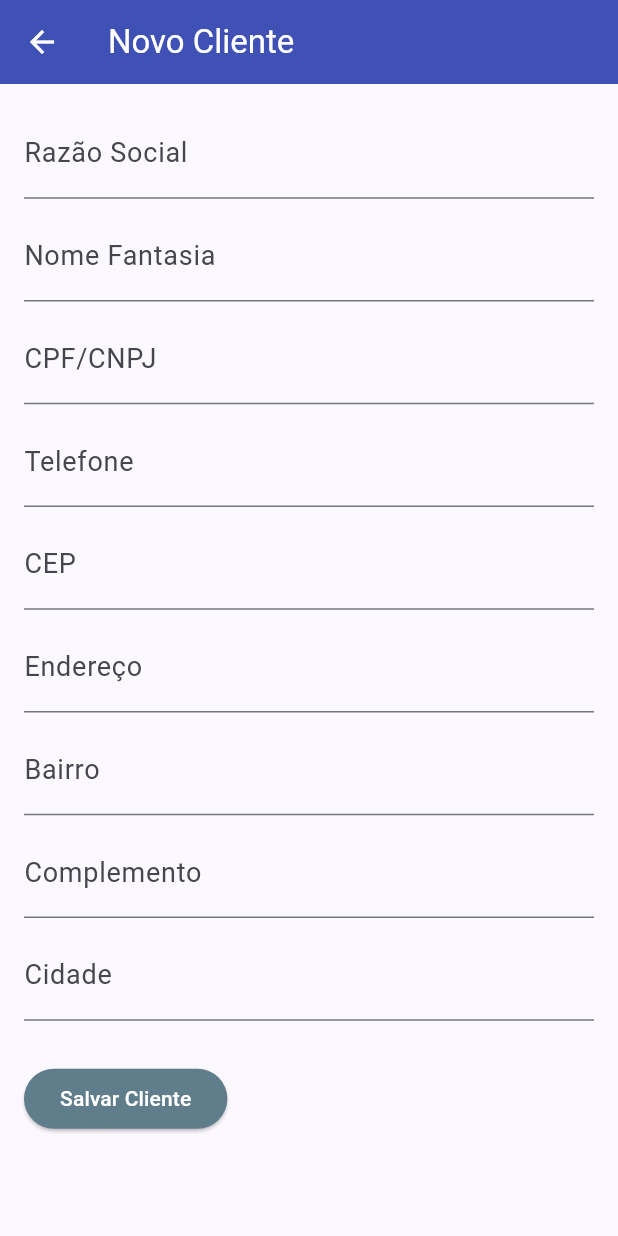
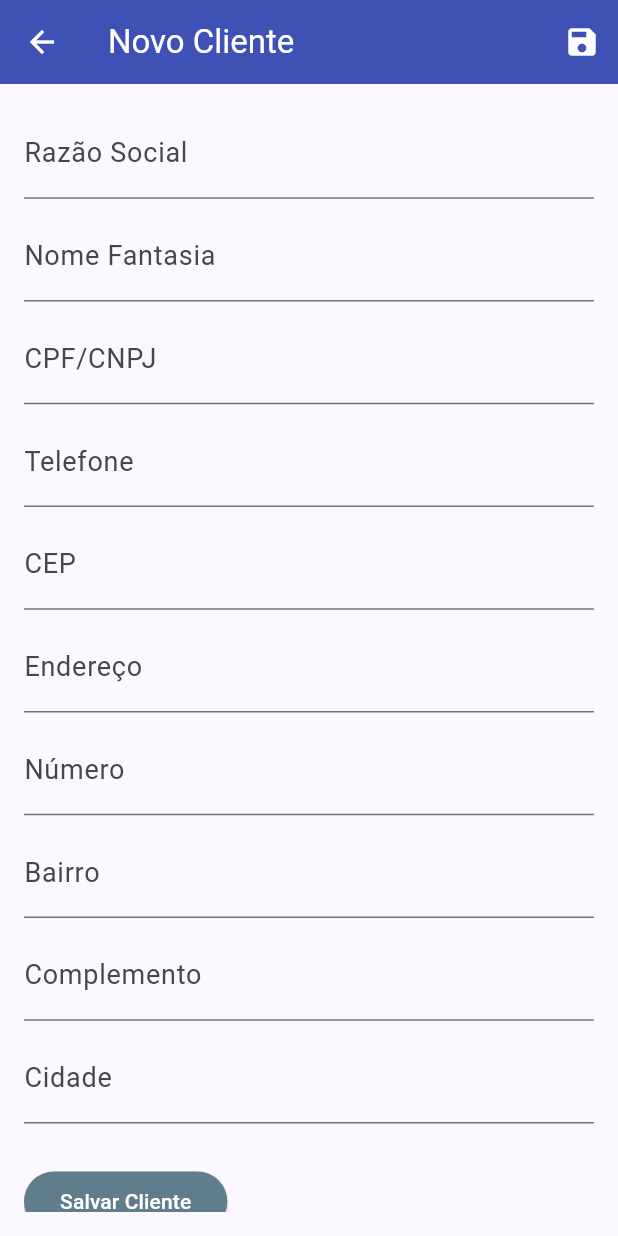
Before and after one commit to rtorms/App_Crm_Flutter, a Flutter app: the CadastroClienteScreen screen opened directly, on a phone screen of 412 x 824 dp. Run offline on Flutter 3.47's test engine with Material 3 defaults, Android fonts, the phone set to English and light mode, and no system bars; our stand-ins replace dio, flutter_multi_formatter, retrofit; generated files the repository leaves out were written again.

Commit message:
alterando url, tratamento erros

```diff
--- a/lib/route/config.dart
+++ b/lib/route/config.dart
@@ -1,3 +1,3 @@
 class config {
-  static const String urlBase = 'http://3.82.251.42:8080/CrmApiApp';
+  static const String urlBase = 'http://rtorms.com/CrmApiApp';
 }
--- a/lib/screens/Cadastro_cliente_screen.dart
+++ b/lib/screens/Cadastro_cliente_screen.dart
@@ -4,6 +4,8 @@ import 'package:crm_flutter/screens/Lista_cliente_screen.dart';
 import 'package:crm_flutter/service/ClienteService.dart';
 import 'package:dio/dio.dart';
 import 'package:flutter/material.dart';
+import 'package:flutter/services.dart';
+import 'package:flutter_multi_formatter/flutter_multi_formatter.dart';
 
 class CadastroClienteScreen extends StatefulWidget {
   final Cliente? cliente;
@@ -21,11 +23,22 @@ class _CadastroClienteScreenState extends State<CadastroClienteScreen> {
   late final TextEditingController _telefoneController;
   late final TextEditingController _cepController;
   late final TextEditingController _enderecoController;
+  late final TextEditingController _numeroController;
   late final TextEditingController _bairroController;
   late final TextEditingController _complementoController;
   late final TextEditingController _cidadeController;
 
   late final ClienteService clienteService;
+
+  String _cpfCnpjMask = '###.###.###-##'; // Inicia com CPF
+
+  void _updateMask(String value) {
+    setState(() {
+      // formata de acordo com quantidades digitos
+      _cpfCnpjMask =
+          value.length < 14 ? '###.###.###-##' : '##.###.###/####-##';
+    });
+  }
 
   @override
   void initState() {
@@ -45,6 +58,8 @@ class _CadastroClienteScreenState extends State<CadastroClienteScreen> {
     _cepController = TextEditingController(text: widget.cliente?.cep ?? '');
     _enderecoController =
         TextEditingController(text: widget.cliente?.endereco ?? '');
+    _numeroController =
+        TextEditingController(text: widget.cliente?.numero ?? '');
     _bairroController =
         TextEditingController(text: widget.cliente?.bairro ?? '');
     _complementoController =
@@ -62,6 +77,7 @@ class _CadastroClienteScreenState extends State<CadastroClienteScreen> {
       telefone: _telefoneController.text,
       cep: _cepController.text,
       endereco: _enderecoController.text,
+      numero: _numeroController.text,
       bairro: _bairroController.text,
       complemento: _complementoController.text,
       cidade: _cidadeController.text,
@@ -86,7 +102,7 @@ class _CadastroClienteScreenState extends State<CadastroClienteScreen> {
         bool result = await clienteService.delete(widget.cliente!.id!);
         if (result) {
           ScaffoldMessenger.of(context).showSnackBar(
-            SnackBar(content: Text('Cliente excluido com sucesso!')),
+            SnackBar(content: Text('Cliente excluído com sucesso!')),
           );
           Navigator.push(context,
               MaterialPageRoute(builder: (context) => ClienteListScreen()));
@@ -98,7 +114,7 @@ class _CadastroClienteScreenState extends State<CadastroClienteScreen> {
         }
       } catch (error) {
         ScaffoldMessenger.of(context).showSnackBar(
-          SnackBar(content: Text('Erro ao excluir cliente: $error')),
+          SnackBar(content: Text('Erro ao excluir cliente!')),
         );
       }
     }
@@ -118,6 +134,10 @@ class _CadastroClienteScreenState extends State<CadastroClienteScreen> {
               onPressed: _excluirCliente,
               tooltip: 'Excluir Cliente',
             ),
+          IconButton(
+              key: Key('ibSalvarCliente'),
+              icon: const Icon(Icons.save),
+              onPressed: _salvarCliente),
         ],
       ),
       body: Padding(
@@ -126,72 +146,38 @@ class _CadastroClienteScreenState extends State<CadastroClienteScreen> {
           child: Column(
             crossAxisAlignment: CrossAxisAlignment.start,
             children: <Widget>[
-              Padding(
-                padding: const EdgeInsets.only(bottom: 8.0),
-                child: TextField(
-                  controller: _razaoSocialController,
-                  decoration: const InputDecoration(labelText: 'Razão Social'),
-                ),
+              _buildTextField(_razaoSocialController, 'Razão Social'),
+              _buildTextField(_nomeFantasiaController, 'Nome Fantasia'),
+              _buildTextField(
+                _cpfCnpjController,
+                'CPF/CNPJ',
+                inputFormatters: [
+                  MaskedInputFormatter(_cpfCnpjMask),
+                  FilteringTextInputFormatter.singleLineFormatter,
+                ],
+                onChanged: _updateMask,
+                keyboardType: TextInputType.number,
               ),
-              Padding(
-                padding: const EdgeInsets.only(bottom: 8.0),
-                child: TextField(
-                  controller: _nomeFantasiaController,
-                  decoration: const InputDecoration(labelText: 'Nome Fantasia'),
-                ),
+              _buildTextField(
+                _telefoneController,
+                'Telefone',
+                inputFormatters: [PhoneInputFormatter()],
+                keyboardType: TextInputType.phone,
               ),
-              Padding(
-                padding: const EdgeInsets.only(bottom: 8.0),
-                child: TextField(
-                  controller: _cpfCnpjController,
-                  decoration: const InputDecoration(labelText: 'CPF/CNPJ'),
-                ),
+              _buildTextField(
+                _cepController,
+                'CEP',
+                inputFormatters: [MaskedInputFormatter('#####-###')],
+                keyboardType: TextInputType.number,
               ),
-              Padding(
-                padding: const EdgeInsets.only(bottom: 8.0),
-                child: TextField(
-                  controller: _telefoneController,
-                  decoration: const InputDecoration(labelText: 'Telefone'),
-                ),
-              ),
-              Padding(
-                padding: const EdgeInsets.only(bottom: 8.0),
-                child: TextField(
-                  controller: _cepController,
-                  decoration: const InputDecoration(labelText: 'CEP'),
-                ),
-              ),
-              Padding(
-                padding: const EdgeInsets.only(bottom: 8.0),
-                child: TextField(
-                  controller: _enderecoController,
-                  decoration: const InputDecoration(labelText: 'Endereço'),
-                ),
-              ),
-              Padding(
-                padding: const EdgeInsets.only(bottom: 8.0),
-                child: TextField(
-                  controller: _bairroController,
-                  decoration: const InputDecoration(labelText: 'Bairro'),
-                ),
-              ),
-              Padding(
-                padding: const EdgeInsets.only(bottom: 8.0),
-                child: TextField(
-                  controller: _complementoController,
-                  decoration: const InputDecoration(labelText: 'Complemento'),
-                ),
-              ),
-              Padding(
-                padding: const EdgeInsets.only(bottom: 8.0),
-                child: TextField(
-                  controller: _cidadeController,
-                  decoration: const InputDecoration(labelText: 'Cidade'),
-                ),
-              ),
+              _buildTextField(_enderecoController, 'Endereço'),
+              _buildTextField(_numeroController, 'Número'),
+              _buildTextField(_bairroController, 'Bairro'),
+              _buildTextField(_complementoController, 'Complemento'),
+              _buildTextField(_cidadeController, 'Cidade'),
               const SizedBox(height: 20),
               ElevatedButton(
-                key: Key('ebSavarCliente'),
+                key: Key('ebSalvarCliente'),
                 onPressed: _salvarCliente,
                 child: const Text('Salvar Cliente'),
               ),
@@ -201,4 +187,23 @@ class _CadastroClienteScreenState extends State<CadastroClienteScreen> {
       ),
     );
   }
+
+  Widget _buildTextField(
+    TextEditingController controller,
+    String label, {
+    List<TextInputFormatter>? inputFormatters,
+    void Function(String)? onChanged,
+    TextInputType? keyboardType,
+  }) {
+    return Padding(
+      padding: const EdgeInsets.only(bottom: 8.0),
+      child: TextField(
+        controller: controller,
+        decoration: InputDecoration(labelText: label),
+        inputFormatters: inputFormatters,
+        onChanged: onChanged,
+        keyboardType: keyboardType,
+      ),
+    );
+  }
 }
--- a/lib/screens/Lista_cliente_screen.dart
+++ b/lib/screens/Lista_cliente_screen.dart
@@ -37,7 +37,10 @@ class _ClienteListScreenState extends State<ClienteListScreen> {
     } catch (e) {
       // Exibe erro em um SnackBar
       ScaffoldMessenger.of(context).showSnackBar(
-        SnackBar(content: Text('Erro ao carregar clientes: $e')),
+        SnackBar(
+            content:
+                Text('Erro ao carregar clientes, verifique conexão de dados, '
+                    'e tente mais tarde!')),
       );
     }
   }
--- a/lib/screens/Lista_oportunidade_srcreen.dart
+++ b/lib/screens/Lista_oportunidade_srcreen.dart
@@ -37,7 +37,9 @@ class _OportunidadeListScreenState extends State<OportunidadeListScreen> {
     } catch (e) {
       // Exibe erro em um SnackBar
       ScaffoldMessenger.of(context).showSnackBar(
-        SnackBar(content: Text('Erro ao carregar Oportunidades: $e')),
+        SnackBar(
+            content: Text(
+                'Erro ao carregar Oportunidades, verifique a conexão e tente mais tarde!')),
       );
     }
   }
--- a/pubspec.yaml
+++ b/pubspec.yaml
@@ -33,6 +33,7 @@ dependencies:
   dio: ^4.0.6
   retrofit: ^3.0.0
   json_serializable: ^6.0.0
+  flutter_multi_formatter: ^2.1.0
 
 
   # The following adds the Cupertino Icons font to your application.
```
Also changed, not shown: lib/model/Cep.dart (deleted, +0 -41 lines), lib/screens/AnotacoesScreen.dart (+6 -2 lines), lib/screens/Cadastro_oportunidade_screen.dart (+21 -0 lines), pubspec.lock, 1 other file.
